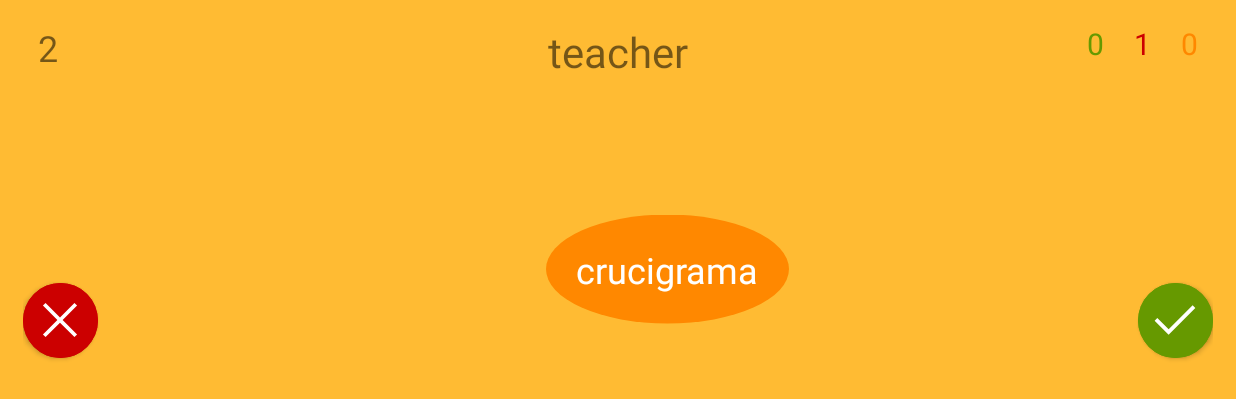
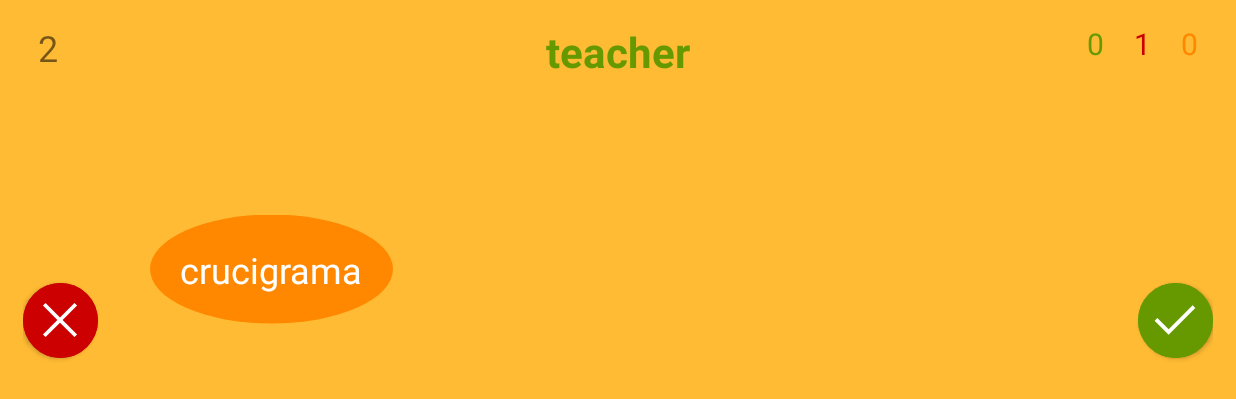
Before and after one commit to shajib07/Falling-Words, an Android app: the GameFragment screen opened through its navigation route, after a tap on an icon or button, on a phone screen of 824 x 412 dp (held sideways). Shown: the top 399 px of the screen. Run offline under Robolectric (Android 15) with nearby library versions, the phone set to English and light mode, and no system bars; our stand-ins replace Dagger/Hilt's generated code, data binding.

Commit message:
[UPD] modify the falling text x-position

```diff
--- a/app/src/main/java/com/atahar/fallingwords/view/GameFragment.kt
+++ b/app/src/main/java/com/atahar/fallingwords/view/GameFragment.kt
@@ -21,6 +21,7 @@ import com.atahar.fallingwords.R
 import com.atahar.fallingwords.databinding.FragmentGameBinding
 import com.atahar.fallingwords.viewmodel.WordViewModel
 import dagger.hilt.android.AndroidEntryPoint
+import kotlin.math.abs
 import kotlin.math.ceil
 
 
@@ -103,7 +104,7 @@ class GameFragment : Fragment() {
         }
     }
 
-    private fun setupFallingText() {
+    private fun readContainerSize() {
         val container = fallingText.parent as ViewGroup
 
         if (container.width < container.height) {
@@ -114,6 +115,10 @@ class GameFragment : Fragment() {
             containerH = container.width
         }
 
+        readFallingTextSize()
+    }
+
+    private fun readFallingTextSize() {
         wordW = fallingText.width
         wordH = fallingText.height
 
@@ -123,14 +128,17 @@ class GameFragment : Fragment() {
         )
     }
 
+    // This method manages the X-pos of the falling text
     private fun updateFallingTextXPos() {
-        // Position the view at a random place between the left and right edges of the game screen
-        var width = Math.random().toFloat() * containerW
-
-        if (width + wordW > containerW) {
-            width -= ((width + wordW) - containerW)
+        readFallingTextSize()
+        var startPos = 0
+        val remain = abs(containerW - wordW)
+        startPos = if (wordW > containerW/2) {
+            remain / 4
+        } else {
+            (remain * 3) / 4
         }
-        fallingText.translationX = width
+        fallingText.translationX = startPos.toFloat()
     }
 
     // Update the game state variables
@@ -168,7 +176,7 @@ class GameFragment : Fragment() {
     }
 
     private fun gameSetup() {
-        setupFallingText()
+        readContainerSize()
     }
 
     // This method manages the game loop for every new words by updating states and timer
--- a/app/src/main/res/layout/fragment_game.xml
+++ b/app/src/main/res/layout/fragment_game.xml
@@ -53,6 +53,8 @@
             android:text="@{viewModel.inputText}"
             tools:text="input"
             android:textSize="28sp"
+            android:textStyle="bold"
+            android:textColor="@android:color/holo_green_dark"
             app:layout_constraintEnd_toEndOf="parent"
             app:layout_constraintStart_toStartOf="parent"
             app:layout_constraintTop_toTopOf="parent" />
```
